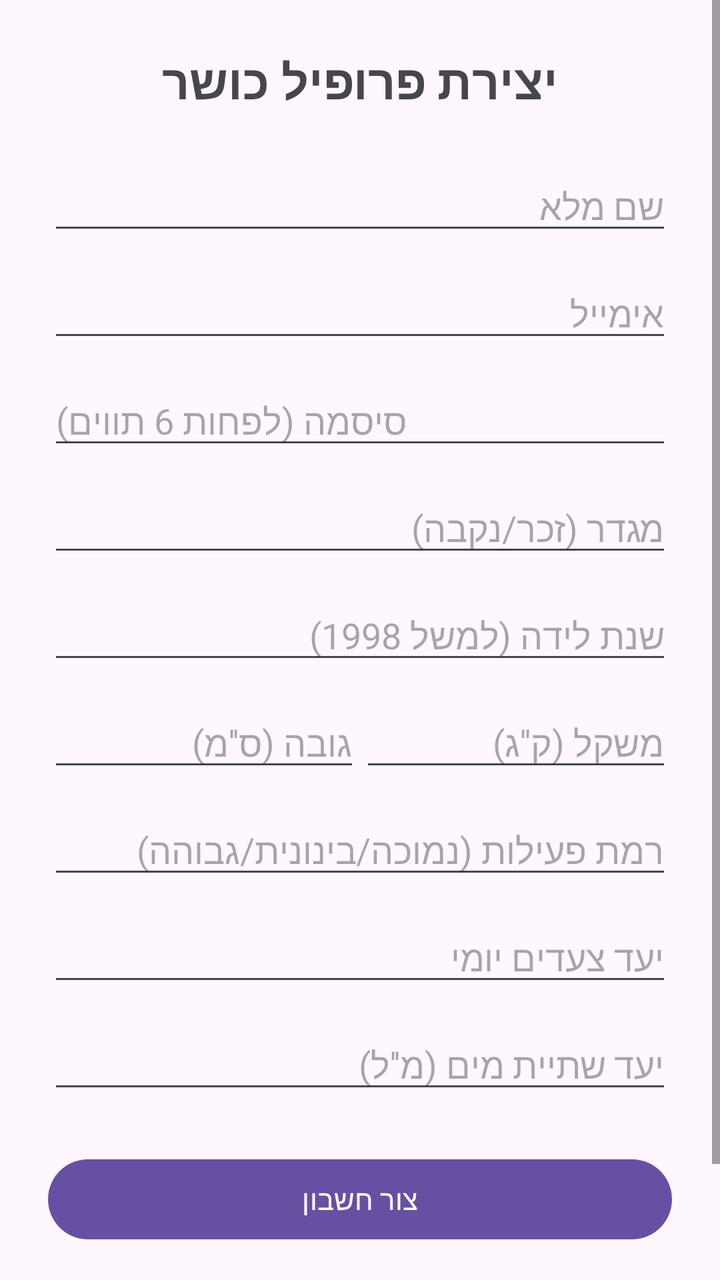
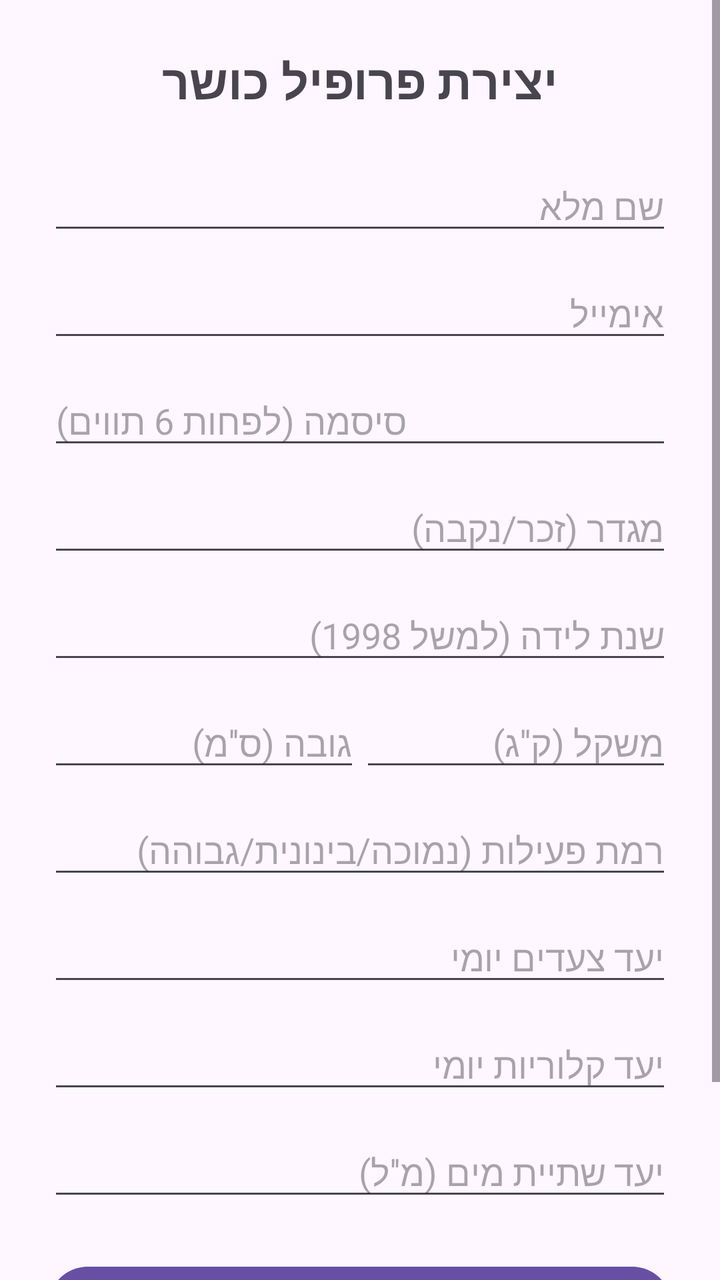

Two renders of the same Android screen: before a commit and after it. Below are the layout's source before the change and the commit's diff.
<!-- AndroidManifest.xml: application theme Theme.FitCoach -->
<!-- res/layout/activity_register.xml -->
<?xml version="1.0" encoding="utf-8"?>
<ScrollView xmlns:android="http://schemas.android.com/apk/res/android"
    android:layout_width="match_parent"
    android:layout_height="match_parent"
    android:fillViewport="true">

    <LinearLayout
        android:id="@+id/main"
        android:layout_width="match_parent"
        android:layout_height="wrap_content"
        android:orientation="vertical"
        android:padding="24dp">

        <TextView
            android:layout_width="wrap_content"
            android:layout_height="wrap_content"
            android:layout_gravity="center"
            android:layout_marginBottom="24dp"
            android:text="יצירת פרופיל כושר"
            android:textSize="24sp"
            android:textStyle="bold" />

        <EditText
            android:id="@+id/etName"
            android:layout_width="match_parent"
            android:layout_height="wrap_content"
            android:hint="שם מלא"
            android:inputType="textPersonName" />

        <EditText
            android:id="@+id/etEmail"
            android:layout_width="match_parent"
            android:layout_height="wrap_content"
            android:layout_marginTop="12dp"
            android:hint="אימייל"
            android:inputType="textEmailAddress" />

        <EditText
            android:id="@+id/etPassword"
            android:layout_width="match_parent"
            android:layout_height="wrap_content"
            android:layout_marginTop="12dp"
            android:hint="סיסמה (לפחות 6 תווים)"
            android:inputType="textPassword" />

        <EditText
            android:id="@+id/etGender"
            android:layout_width="match_parent"
            android:layout_height="wrap_content"
            android:layout_marginTop="12dp"
            android:hint="מגדר (זכר/נקבה)"
            android:inputType="text" />

        <EditText
            android:id="@+id/etBirthYear"
            android:layout_width="match_parent"
            android:layout_height="wrap_content"
            android:layout_marginTop="12dp"
            android:hint="שנת לידה (למשל 1998)"
            android:inputType="number" />

        <LinearLayout
            android:layout_width="match_parent"
            android:layout_height="wrap_content"
            android:layout_marginTop="12dp"
            android:orientation="horizontal">

            <EditText
                android:id="@+id/etHeight"
                android:layout_width="0dp"
                android:layout_height="wrap_content"
                android:layout_weight="1"
                android:hint="גובה (ס''מ)"
                android:inputType="number" />

            <EditText
                android:id="@+id/etWeight"
                android:layout_width="0dp"
                android:layout_height="wrap_content"
                android:layout_weight="1"
                android:hint="משקל (ק''ג)"
                android:inputType="numberDecimal" />
        </LinearLayout>

        <EditText
            android:id="@+id/etActivityLevel"
            android:layout_width="match_parent"
            android:layout_height="wrap_content"
            android:layout_marginTop="12dp"
            android:hint="רמת פעילות (נמוכה/בינונית/גבוהה)"
            android:inputType="text" />

        <EditText
            android:id="@+id/etStepTarget"
            android:layout_width="match_parent"
            android:layout_height="wrap_content"
            android:layout_marginTop="12dp"
            android:hint="יעד צעדים יומי"
            android:inputType="number" />

        <EditText
            android:id="@+id/etWaterTarget"
            android:layout_width="match_parent"
            android:layout_height="wrap_content"
            android:layout_marginTop="12dp"
            android:hint="יעד שתיית מים (מ''ל)"
            android:inputType="number" />

        <Button
            android:id="@+id/btnRegisterConfirm"
            android:layout_width="match_parent"
            android:layout_height="wrap_content"
            android:layout_marginTop="24dp"
            android:text="צור חשבון" />

        <Button
            android:id="@+id/btnGoLogin"
            style="@style/Widget.MaterialComponents.Button.TextButton"
            android:layout_width="match_parent"
            android:layout_height="wrap_content"
            android:layout_marginTop="8dp"
            android:text="יש לי חשבון – התחבר" />

    </LinearLayout>
</ScrollView>
<!-- resources referenced by this layout -->
<resources>
  <style name="Theme.FitCoach" parent="Base.Theme.FitCoach" />
  <style name="Base.Theme.FitCoach" parent="Theme.Material3.DayNight.NoActionBar">
          
          
      </style>
</resources>

<!-- the commit's change to res/layout/activity_register.xml (unified diff, before → after) -->
@@ -99,6 +99,14 @@
             android:inputType="number" />
 
         <EditText
+            android:id="@+id/etCaloriesTarget"
+            android:layout_width="match_parent"
+            android:layout_height="wrap_content"
+            android:layout_marginTop="12dp"
+            android:hint="יעד קלוריות יומי"
+            android:inputType="number" />
+
+        <EditText
             android:id="@+id/etWaterTarget"
             android:layout_width="match_parent"
             android:layout_height="wrap_content"
